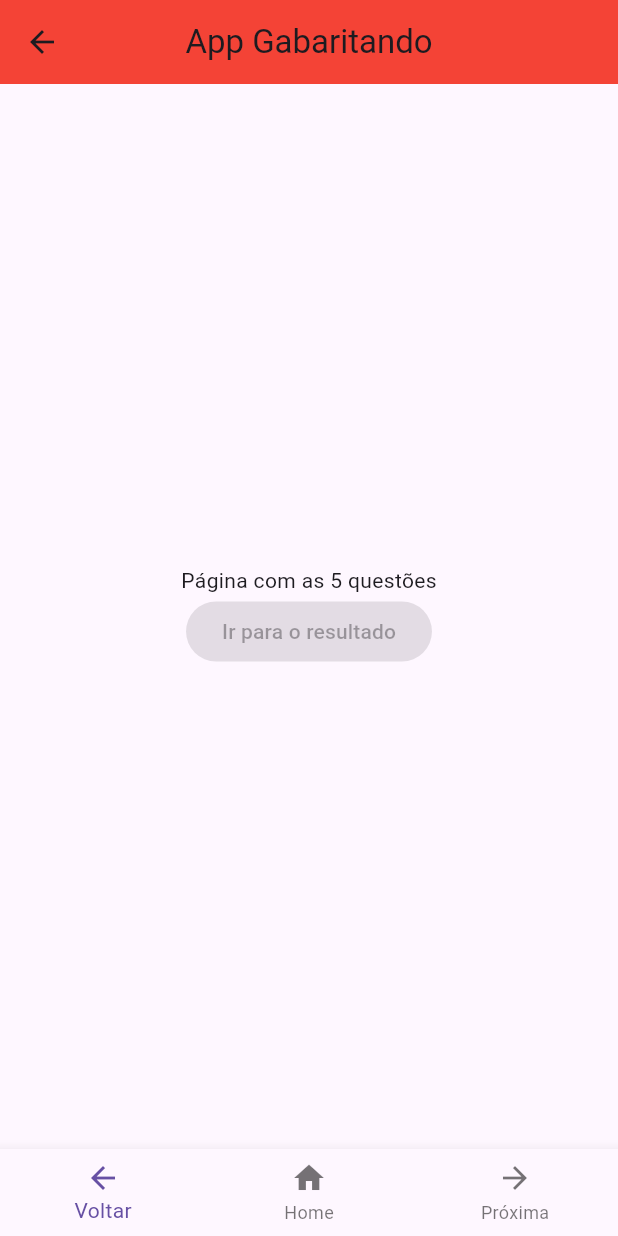
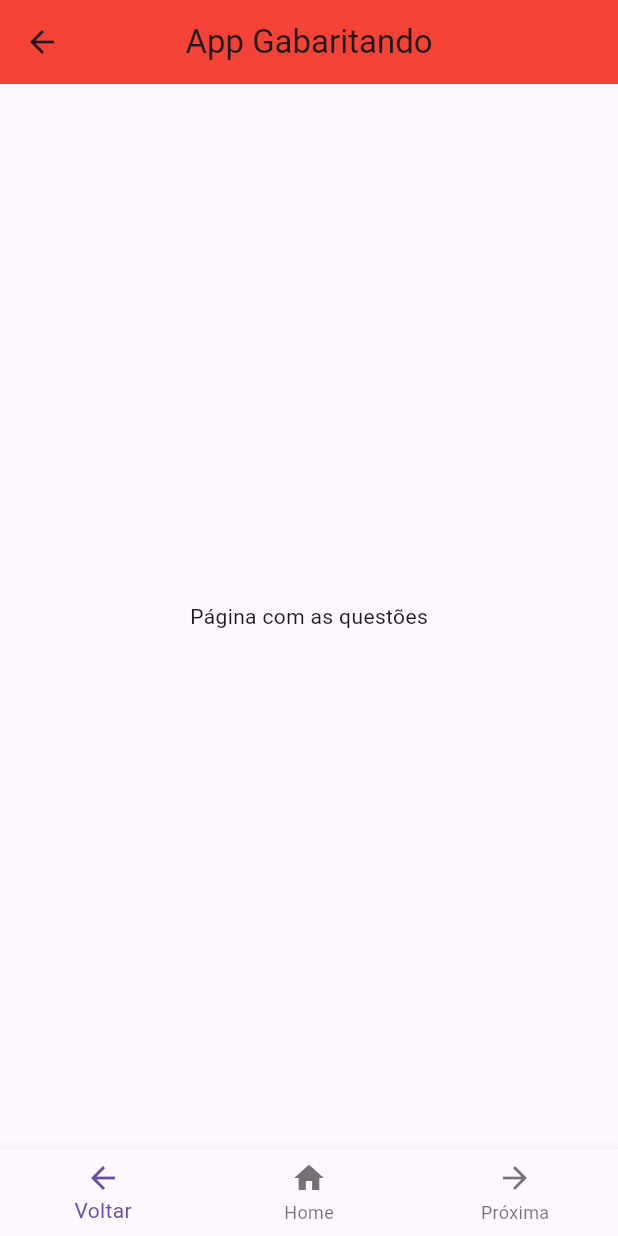
Before and after one commit to luisestevampo/flutterufba, a Flutter app: the FirstPage screen opened directly, on a phone screen of 412 x 824 dp. Run offline on Flutter 3.47's test engine with Material 3 defaults, Android fonts, the phone set to English and light mode, and no system bars.

Commit message:
resolvendo bugs

```diff
--- a/lib/main.dart
+++ b/lib/main.dart
@@ -76,21 +76,7 @@ class FirstPage extends StatelessWidget{
 
 
       body: const Center(
-        child: Column(
-          mainAxisAlignment: MainAxisAlignment.center,
-          children: [
-            Text("Página com as 5 questões"),
-            ElevatedButton(
-              onPressed: () {
-                Navigator.push(
-                  context,
-                  MaterialPageRoute(builder: (context) => TelaResultado()),
-                );
-              },
-              child: Text('Ir para o resultado'),
-            ),
-          ],
-        ),
+        child: Text("Página com as questões")
       ),
 
       bottomNavigationBar: BottomNavigationBar(
@@ -131,7 +117,7 @@ class _TelaResultadoState extends State<TelaResultado> {
         centerTitle: true,
       ),
       body: Center(
-        child: Text("Você conseguiu chegar nessa página"),
+        child: Text("Página de resutado"),
       ),
       bottomNavigationBar: BottomNavigationBar(
         items: const [
@@ -145,10 +131,6 @@ class _TelaResultadoState extends State<TelaResultado> {
             label: 'Home'
 
             ),
-          BottomNavigationBarItem(
-            icon: Icon(Icons.arrow_forward),
-            label: 'Próxima'
-            )
         ]
       ),
     );
```
